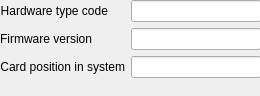
This is evrMrmApp/opi/EVR/G_EVR_info.ui in paulscherrerinstitute/mrfioc2 as Qt 5 draws it before an edit. The edited form follows.
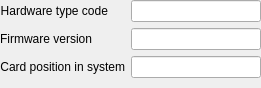
This is the edited form. Custom widgets are drawn as their Qt base class.

Patch:
```diff
--- a/evrMrmApp/opi/EVR/G_EVR_info.ui
+++ b/evrMrmApp/opi/EVR/G_EVR_info.ui
@@ -6,8 +6,8 @@
    <rect>
     <x>0</x>
     <y>0</y>
-    <width>260</width>
-    <height>96</height>
+    <width>261</width>
+    <height>88</height>
    </rect>
   </property>
   <property name="windowTitle">
```
